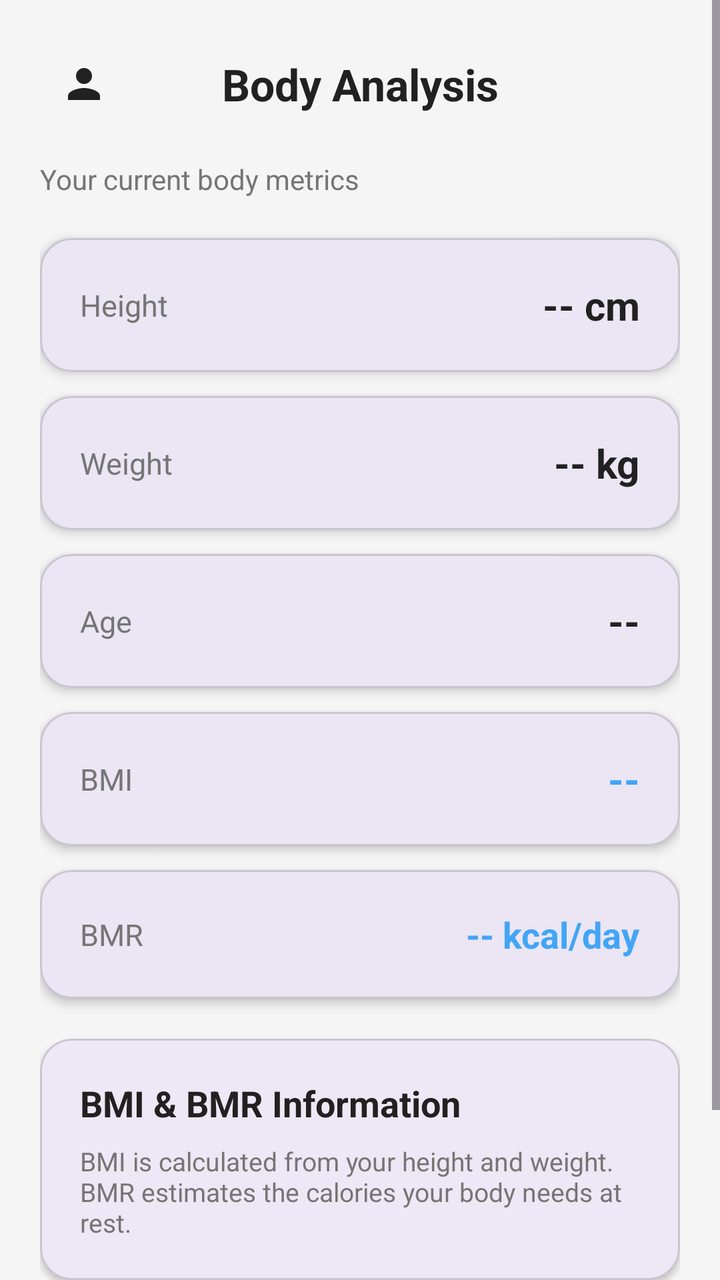
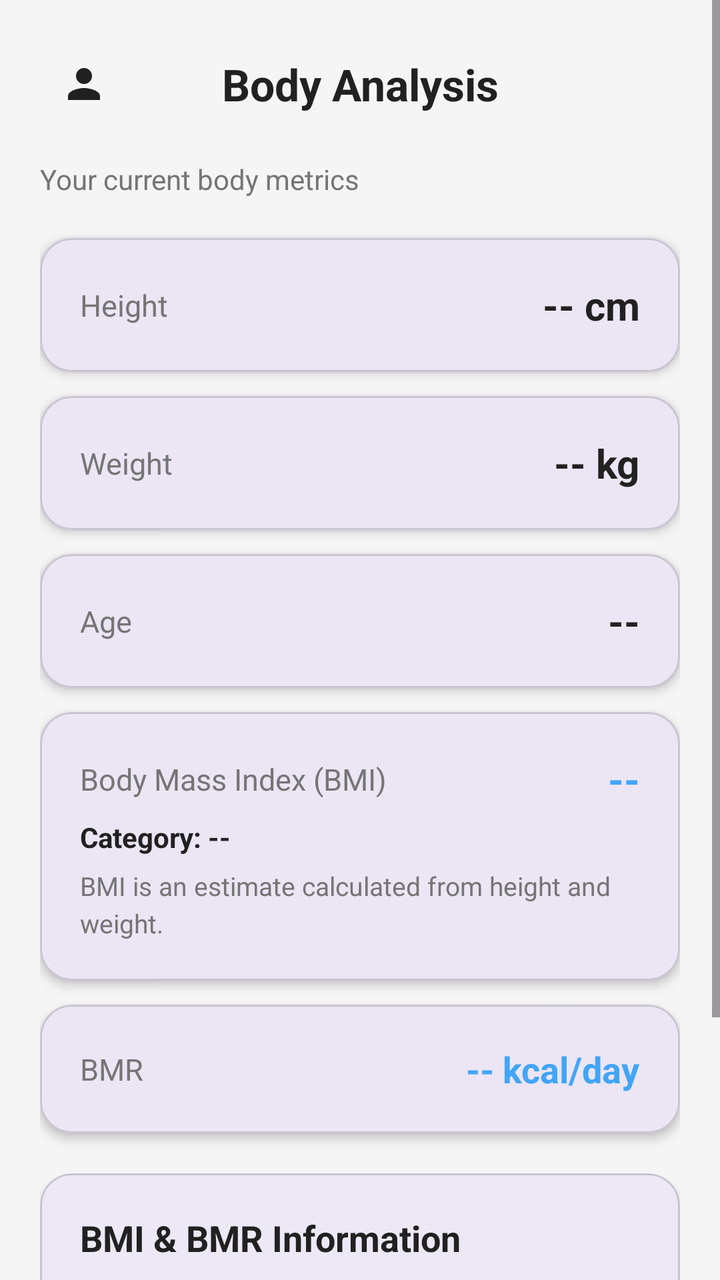

Two renders of the same Android screen: before a commit and after it. Below are the layout's source before the change and the commit's diff.
<!-- AndroidManifest.xml: application theme Theme.FitTrack -->
<!-- res/layout/activity_body_metrics.xml -->
<?xml version="1.0" encoding="utf-8"?>
<ScrollView
    xmlns:android="http://schemas.android.com/apk/res/android"
    xmlns:app="http://schemas.android.com/apk/res-auto"

    android:layout_width="match_parent"
    android:layout_height="match_parent"

    android:background="@color/background_light">

    <LinearLayout

        android:layout_width="match_parent"
        android:layout_height="wrap_content"

        android:orientation="vertical"

        android:padding="20dp">


        
        
        

        <LinearLayout

            android:layout_width="match_parent"
            android:layout_height="wrap_content"

            android:gravity="center_vertical">

            <ImageButton

                android:id="@+id/btn_back"

                android:layout_width="44dp"
                android:layout_height="44dp"

                android:background="?attr/selectableItemBackgroundBorderless"

                android:src="@drawable/ic_person"

                app:tint="@color/text_primary_light"

                android:contentDescription="Back" />


            <TextView

                android:layout_width="0dp"
                android:layout_height="wrap_content"

                android:layout_weight="1"

                android:gravity="center"

                android:text="Body Analysis"

                android:textColor="@color/text_primary_light"

                android:textSize="22sp"

                android:textStyle="bold" />


            <View

                android:layout_width="44dp"
                android:layout_height="44dp" />

        </LinearLayout>


        
        
        

        <TextView

            android:layout_width="match_parent"
            android:layout_height="wrap_content"

            android:layout_marginTop="16dp"

            android:text="Your current body metrics"

            android:textColor="@color/text_secondary_light"

            android:textSize="14sp" />


        
        
        

        <com.google.android.material.card.MaterialCardView

            android:layout_width="match_parent"
            android:layout_height="wrap_content"

            android:layout_marginTop="20dp"

            app:cardCornerRadius="16dp"
            app:cardElevation="3dp">

            <LinearLayout

                android:layout_width="match_parent"
                android:layout_height="wrap_content"

                android:orientation="horizontal"

                android:gravity="center_vertical"

                android:padding="20dp">

                <TextView

                    android:layout_width="0dp"
                    android:layout_height="wrap_content"

                    android:layout_weight="1"

                    android:text="Height"

                    android:textColor="@color/text_secondary_light"

                    android:textSize="15sp" />

                <TextView

                    android:id="@+id/tv_height"

                    android:layout_width="wrap_content"
                    android:layout_height="wrap_content"

                    android:text="-- cm"

                    android:textColor="@color/text_primary_light"

                    android:textSize="20sp"

                    android:textStyle="bold" />

            </LinearLayout>

        </com.google.android.material.card.MaterialCardView>


        
        
        

        <com.google.android.material.card.MaterialCardView

            android:layout_width="match_parent"
            android:layout_height="wrap_content"

            android:layout_marginTop="12dp"

            app:cardCornerRadius="16dp"
            app:cardElevation="3dp">

            <LinearLayout

                android:layout_width="match_parent"
                android:layout_height="wrap_content"

                android:orientation="horizontal"

                android:gravity="center_vertical"

                android:padding="20dp">

                <TextView

                    android:layout_width="0dp"
                    android:layout_height="wrap_content"

                    android:layout_weight="1"

                    android:text="Weight"

                    android:textColor="@color/text_secondary_light"

                    android:textSize="15sp" />

                <TextView

                    android:id="@+id/tv_weight"

                    android:layout_width="wrap_content"
                    android:layout_height="wrap_content"

                    android:text="-- kg"

                    android:textColor="@color/text_primary_light"

                    android:textSize="20sp"

                    android:textStyle="bold" />

            </LinearLayout>

        </com.google.android.material.card.MaterialCardView>


        
        
        

        <com.google.android.material.card.MaterialCardView

            android:layout_width="match_parent"
            android:layout_height="wrap_content"

            android:layout_marginTop="12dp"

            app:cardCornerRadius="16dp"
            app:cardElevation="3dp">

            <LinearLayout

                android:layout_width="match_parent"
                android:layout_height="wrap_content"

                android:orientation="horizontal"

                android:gravity="center_vertical"

                android:padding="20dp">

                <TextView

                    android:layout_width="0dp"
                    android:layout_height="wrap_content"

                    android:layout_weight="1"

                    android:text="Age"

                    android:textColor="@color/text_secondary_light"

                    android:textSize="15sp" />

                <TextView

                    android:id="@+id/tv_age"

                    android:layout_width="wrap_content"
                    android:layout_height="wrap_content"

                    android:text="--"

                    android:textColor="@color/text_primary_light"

                    android:textSize="20sp"

                    android:textStyle="bold" />

            </LinearLayout>

        </com.google.android.material.card.MaterialCardView>


        
        
        

        <com.google.android.material.card.MaterialCardView

            android:layout_width="match_parent"
            android:layout_height="wrap_content"

            android:layout_marginTop="12dp"

            app:cardCornerRadius="16dp"
            app:cardElevation="3dp">

            <LinearLayout

                android:layout_width="match_parent"
                android:layout_height="wrap_content"

                android:orientation="horizontal"

                android:gravity="center_vertical"

                android:padding="20dp">

                <TextView

                    android:layout_width="0dp"
                    android:layout_height="wrap_content"

                    android:layout_weight="1"

                    android:text="BMI"

                    android:textColor="@color/text_secondary_light"

                    android:textSize="15sp" />

                <TextView

                    android:id="@+id/tv_bmi"

                    android:layout_width="wrap_content"
                    android:layout_height="wrap_content"

                    android:text="--"

                    android:textColor="@color/card_analysis"

                    android:textSize="20sp"

                    android:textStyle="bold" />

            </LinearLayout>

        </com.google.android.material.card.MaterialCardView>


        
        
        

        <com.google.android.material.card.MaterialCardView

            android:layout_width="match_parent"
            android:layout_height="wrap_content"

            android:layout_marginTop="12dp"

            app:cardCornerRadius="16dp"
            app:cardElevation="3dp">

            <LinearLayout

                android:layout_width="match_parent"
                android:layout_height="wrap_content"

                android:orientation="horizontal"

                android:gravity="center_vertical"

                android:padding="20dp">

                <TextView

                    android:layout_width="0dp"
                    android:layout_height="wrap_content"

                    android:layout_weight="1"

                    android:text="BMR"

                    android:textColor="@color/text_secondary_light"

                    android:textSize="15sp" />

                <TextView

                    android:id="@+id/tv_bmr"

                    android:layout_width="wrap_content"
                    android:layout_height="wrap_content"

                    android:text="-- kcal/day"

                    android:textColor="@color/card_analysis"

                    android:textSize="18sp"

                    android:textStyle="bold" />

            </LinearLayout>

        </com.google.android.material.card.MaterialCardView>


        
        
        

        <com.google.android.material.card.MaterialCardView

            android:layout_width="match_parent"
            android:layout_height="wrap_content"

            android:layout_marginTop="20dp"

            app:cardCornerRadius="16dp"
            app:cardElevation="2dp">

            <LinearLayout

                android:layout_width="match_parent"
                android:layout_height="wrap_content"

                android:orientation="vertical"

                android:padding="20dp">

                <TextView

                    android:layout_width="wrap_content"
                    android:layout_height="wrap_content"

                    android:text="BMI &amp; BMR Information"

                    android:textColor="@color/text_primary_light"

                    android:textSize="18sp"

                    android:textStyle="bold" />

                <TextView

                    android:layout_width="match_parent"
                    android:layout_height="wrap_content"

                    android:layout_marginTop="8dp"

                    android:text="BMI is calculated from your height and weight. BMR estimates the calories your body needs at rest."

                    android:textColor="@color/text_secondary_light"

                    android:textSize="13sp" />

            </LinearLayout>

        </com.google.android.material.card.MaterialCardView>


        
        
        

        <com.google.android.material.button.MaterialButton

            android:id="@+id/btn_advanced_analysis"

            android:layout_width="match_parent"
            android:layout_height="54dp"

            android:layout_marginTop="24dp"

            android:text="Advanced Body Analysis"

            android:textSize="16sp"

            android:textStyle="bold"

            android:backgroundTint="@color/primary_blue"

            app:cornerRadius="14dp" />


    </LinearLayout>

</ScrollView>
<!-- resources referenced by this layout -->
<resources>
  <color name="background_light">#F5F5F5</color>
  <color name="card_analysis">#42A5F5</color>
  <color name="primary_blue">#1A237E</color>
  <color name="text_primary_light">#212121</color>
  <color name="text_secondary_light">#757575</color>
  <!-- drawable ic_person (drawable) -->
  <vector xmlns:android="http://schemas.android.com/apk/res/android"
      android:width="24dp"
      android:height="24dp"
      android:viewportWidth="24"
      android:viewportHeight="24">
      <path
          android:fillColor="#000000"
          android:pathData="M12,12c2.21,0 4,-1.79 4,-4s-1.79,-4 -4,-4 -4,1.79 -4,4 1.79,4 4,4zM12,14c-2.67,0 -8,1.34 -8,4v2h16v-2c0,-2.66 -5.33,-4 -8,-4z" />
  </vector>
  <style name="Theme.FitTrack" parent="Theme.Material3.DayNight.NoActionBar">
          
          <item name="colorPrimary">@color/primary_blue</item>
          <item name="colorOnPrimary">@color/white</item>
          <item name="colorPrimaryContainer">@color/primary_blue_light</item>
          <item name="colorOnPrimaryContainer">@color/white</item>
          
          <item name="colorSecondary">@color/accent_green</item>
          <item name="colorOnSecondary">@color/black</item>
  
          
          <item name="android:statusBarColor">?attr/colorPrimaryVariant</item>
  
          
          <item name="android:windowBackground">@color/background_light</item>
      </style>
  <color name="white">#FFFFFFFF</color>
  <color name="primary_blue_light">#534BAE</color>
  <color name="accent_green">#00E676</color>
  <color name="black">#FF000000</color>
</resources>

<!-- the commit's change to res/layout/activity_body_metrics.xml (unified diff, before → after) -->
@@ -282,6 +282,91 @@
                 android:layout_width="match_parent"
                 android:layout_height="wrap_content"
 
+                android:orientation="vertical"
+
+                android:padding="20dp">
+
+                <RelativeLayout
+                    android:layout_width="match_parent"
+                    android:layout_height="wrap_content">
+
+                    <TextView
+
+                        android:layout_width="wrap_content"
+                        android:layout_height="wrap_content"
+
+                        android:text="Body Mass Index (BMI)"
+
+                        android:textColor="@color/text_secondary_light"
+
+                        android:textSize="15sp"
+                        android:layout_alignParentStart="true"
+                        android:layout_centerVertical="true" />
+
+                    <TextView
+
+                        android:id="@+id/tv_bmi"
+
+                        android:layout_width="wrap_content"
+                        android:layout_height="wrap_content"
+
+                        android:text="--"
+
+                        android:textColor="@color/card_analysis"
+
+                        android:textSize="20sp"
+
+                        android:textStyle="bold"
+                        android:layout_alignParentEnd="true"
+                        android:layout_centerVertical="true" />
+                </RelativeLayout>
+
+                
+                <TextView
+                    android:id="@+id/tv_bmi_category"
+                    android:layout_width="wrap_content"
+                    android:layout_height="wrap_content"
+                    android:layout_marginTop="6dp"
+                    android:text="Category: --"
+                    android:textColor="@color/text_primary_light"
+                    android:textSize="14sp"
+                    android:textStyle="bold" />
+
+                
+                <TextView
+                    android:id="@+id/tv_bmi_info"
+                    android:layout_width="match_parent"
+                    android:layout_height="wrap_content"
+                    android:layout_marginTop="6dp"
+                    android:text="BMI is an estimate calculated from height and weight."
+                    android:textColor="@color/text_secondary_light"
+                    android:textSize="13sp"
+                    android:lineSpacingMultiplier="1.2" />
+
+            </LinearLayout>
+
+        </com.google.android.material.card.MaterialCardView>
+
+
+        
+        
+        
+
+        <com.google.android.material.card.MaterialCardView
+
+            android:layout_width="match_parent"
+            android:layout_height="wrap_content"
+
+            android:layout_marginTop="12dp"
+
+            app:cardCornerRadius="16dp"
+            app:cardElevation="3dp">
+
+            <LinearLayout
+
+                android:layout_width="match_parent"
+                android:layout_height="wrap_content"
+
                 android:orientation="horizontal"
 
                 android:gravity="center_vertical"
@@ -295,7 +380,7 @@
 
                     android:layout_weight="1"
 
-                    android:text="BMI"
+                    android:text="BMR"
 
                     android:textColor="@color/text_secondary_light"
 
@@ -303,73 +388,15 @@
 
                 <TextView
 
-                    android:id="@+id/tv_bmi"
-
-                    android:layout_width="wrap_content"
-                    android:layout_height="wrap_content"
-
-                    android:text="--"
+                    android:id="@+id/tv_bmr"
+
+                    android:layout_width="wrap_content"
+                    android:layout_height="wrap_content"
+
+                    android:text="-- kcal/day"
 
                     android:textColor="@color/card_analysis"
 
-                    android:textSize="20sp"
-
-                    android:textStyle="bold" />
-
-            </LinearLayout>
-
-        </com.google.android.material.card.MaterialCardView>
-
-
-        
-        
-        
-
-        <com.google.android.material.card.MaterialCardView
-
-            android:layout_width="match_parent"
-            android:layout_height="wrap_content"
-
-            android:layout_marginTop="12dp"
-
-            app:cardCornerRadius="16dp"
-            app:cardElevation="3dp">
-
-            <LinearLayout
-
-                android:layout_width="match_parent"
-                android:layout_height="wrap_content"
-
-                android:orientation="horizontal"
-
-                android:gravity="center_vertical"
-
-                android:padding="20dp">
-
-                <TextView
-
-                    android:layout_width="0dp"
-                    android:layout_height="wrap_content"
-
-                    android:layout_weight="1"
-
-                    android:text="BMR"
-
-                    android:textColor="@color/text_secondary_light"
-
-                    android:textSize="15sp" />
-
-                <TextView
-
-                    android:id="@+id/tv_bmr"
-
-                    android:layout_width="wrap_content"
-                    android:layout_height="wrap_content"
-
-                    android:text="-- kcal/day"
-
-                    android:textColor="@color/card_analysis"
-
                     android:textSize="18sp"
 
                     android:textStyle="bold" />
